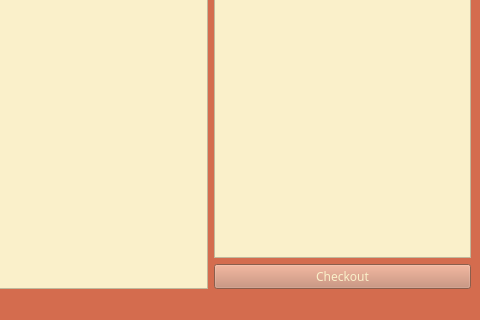
Before: the Qt Designer form mainwindow.ui in PeteCastle/PEx5, drawn with Qt 5; both pictures show x 320 to 800 and y 280 to 600 of the 800 by 600 pixel window.
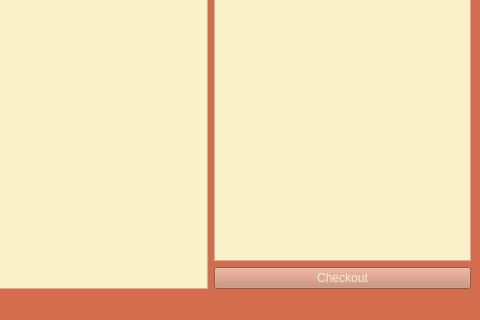
After: the same form once the commit is applied.

The edit to the form file:
```diff
--- a/mainwindow.ui
+++ b/mainwindow.ui
@@ -61,14 +61,6 @@
       </item>
       <item>
        <widget class="QPushButton" name="CheckoutButton">
-        <property name="font">
-         <font>
-          <family>Berkshire Swash</family>
-          <pointsize>9</pointsize>
-          <italic>false</italic>
-          <bold>false</bold>
-         </font>
-        </property>
         <property name="styleSheet">
          <string notr="true">color: rgb(250, 240, 202);
 background-color: rgb(195, 132, 107);
```
Left out of the diff: 13 changed lines with no effect on the pictures.
